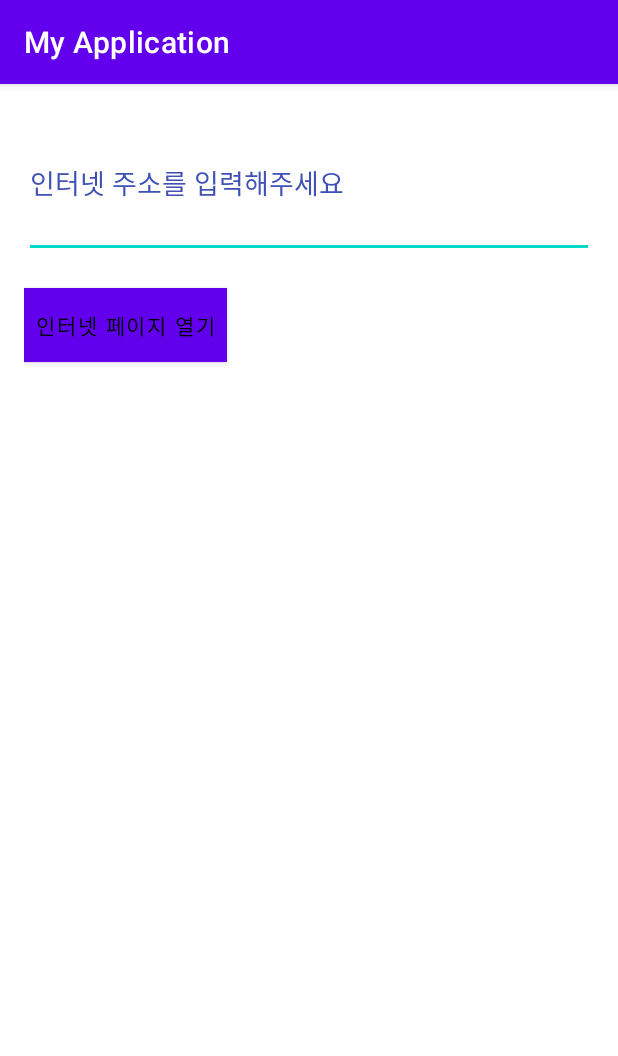
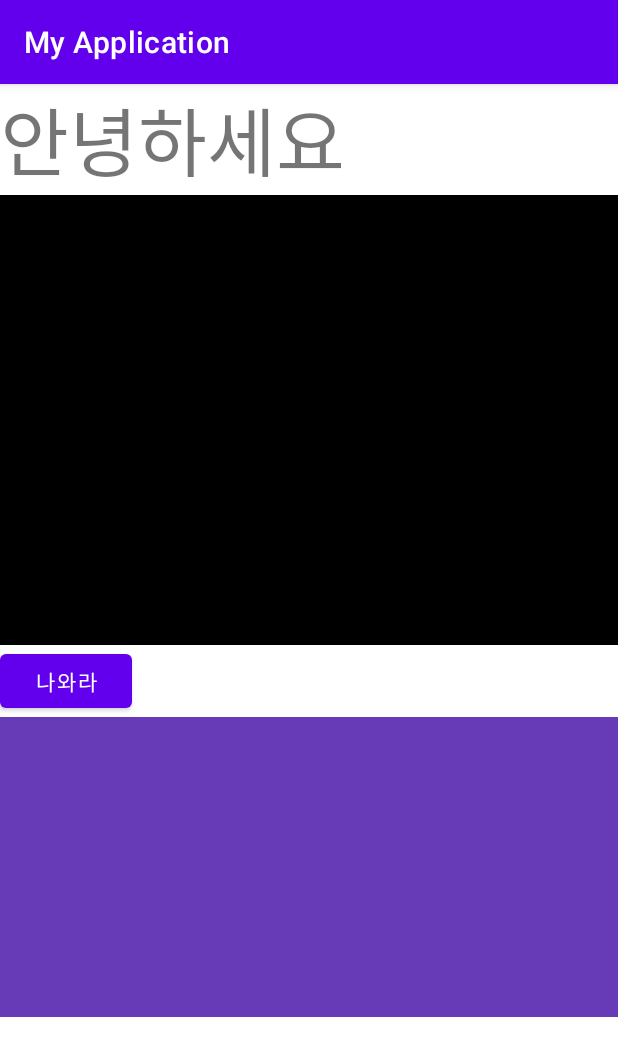
Before and after one commit to kh-min7/Android1, an Android app: the screen it shows after launch (Openinternet before the commit, FragmentActivity after it), on a phone screen of 412 x 824 dp. Shown: the top 1056 px of the screen. Run offline under Robolectric (Android 15) with nearby library versions, the phone set to English and light mode, and no system bars.

Commit message:
2021-08-15

```diff
--- /dev/null
+++ b/app/src/main/java/com/example/myapplication/FragmentActivity.kt
@@ -0,0 +1,57 @@
+package com.example.myapplication
+
+import androidx.appcompat.app.AppCompatActivity
+import android.os.Bundle
+import android.util.Log
+import androidx.fragment.app.FragmentManager
+import kotlinx.android.synthetic.main.activity_fragment.*
+
+class FragmentActivity : AppCompatActivity() {
+
+    override fun onCreate(savedInstanceState: Bundle?) {
+        super.onCreate(savedInstanceState)
+        setContentView(R.layout.activity_fragment)
+        Log.d("life_cycle", "onCreate")
+
+
+        button.setOnClickListener{
+            // fragment를 동적으로 작동하는 방법
+            val fragmentOne: FragmentOne = FragmentOne()
+            val framentManager: FragmentManager = supportFragmentManager
+
+            // Transaction
+            // 작업의 단위 -> 시작과 끝이 있다
+            val fragmentTransaction = framentManager.beginTransaction()
+            fragmentTransaction.replace(R.id.container, fragmentOne)
+            fragmentTransaction.commit()
+            // 끝을 내는 방법
+            // commit       -> 시간 될 때 해 (좀 더 안정적)
+            // commitnow    -> 지금 당장해
+        }
+    }
+
+    override fun onStart() {
+        super.onStart()
+        Log.d("life_cycle", "onStart")
+    }
+
+    override fun onResume() {
+        super.onResume()
+        Log.d("life_cycle", "onResume")
+    }
+
+    override fun onPause() {
+        super.onPause()
+        Log.d("life_cycle", "onPause")
+    }
+
+    override fun onStop() {
+        super.onStop()
+        Log.d("life_cycle", "onStop")
+    }
+
+    override fun onDestroy() {
+        super.onDestroy()
+        Log.d("life_cycle", "onDestroy")
+    }
+}
--- /dev/null
+++ b/app/src/main/java/com/example/myapplication/FragmentOne.kt
@@ -0,0 +1,75 @@
+package com.example.myapplication
+
+import android.content.Context
+import android.os.Bundle
+import android.util.Log
+import android.view.LayoutInflater
+import android.view.View
+import android.view.ViewGroup
+import androidx.fragment.app.Fragment
+
+class FragmentOne: Fragment(){
+
+    override fun onAttach(context: Context) {
+        Log.d("life_cycle", "F onAttach")
+        super.onAttach(context)
+    }
+
+    override fun onCreate(savedInstanceState: Bundle?) {
+        Log.d("life_cycle", "F onCreate")
+        super.onCreate(savedInstanceState)
+    }
+
+    override fun onCreateView(
+        inflater: LayoutInflater,
+        container: ViewGroup?,
+        savedInstanceState: Bundle?
+    ): View? {
+        Log.d("life_cycle", "F onCreateView")
+        // fragment가 인터페이스를 처음으로 그릴 때 호출된다
+        // inflater -> view를 그려주는 역할
+        // container -> 부모 view
+
+        return inflater.inflate(R.layout.fragment_one, container, false)
+    }
+
+    override fun onViewCreated(view: View, savedInstanceState: Bundle?) {
+        Log.d("life_cycle", "F onViewCreated")
+        super.onViewCreated(view, savedInstanceState)
+    }
+
+    override fun onActivityCreated(savedInstanceState: Bundle?) {
+        Log.d("life_cycle", "F onActivityCreated")
+        super.onActivityCreated(savedInstanceState)
+    }
+
+    override fun onStart() {
+        Log.d("life_cycle", "F onStart")
+        super.onStart()
+    }
+
+    override fun onResume() {
+        Log.d("life_cycle", "F onResume")
+        super.onResume()
+    }
+
+    override fun onPause() {
+        Log.d("life_cycle", "F onPause")
+        super.onPause()
+    }
+
+    override fun onStop() {
+        Log.d("life_cycle", "F onStop")
+        super.onStop()
+    }
+
+    override fun onDestroyView() {
+        Log.d("life_cycle", "F onDestroyView")
+        super.onDestroyView()
+    }
+
+    override fun onDetach() {
+        Log.d("life_cycle", "F onDetach")
+        super.onDetach()
+    }
+}
--- /dev/null
+++ b/app/src/main/res/layout/activity_fragment.xml
@@ -0,0 +1,36 @@
+<?xml version="1.0" encoding="utf-8"?>
+<LinearLayout xmlns:android="http://schemas.android.com/apk/res/android"
+    xmlns:app="http://schemas.android.com/apk/res-auto"
+    xmlns:tools="http://schemas.android.com/tools"
+    android:layout_width="match_parent"
+    android:layout_height="match_parent"
+    android:orientation="vertical"
+    tools:context=".FragmentActivity">
+
+    <TextView
+        android:layout_width="wrap_content"
+        android:layout_height="wrap_content"
+        android:text="안녕하세요"
+        android:textSize="50dp"/>
+
+    <fragment
+        android:id="@+id/fragment_one"
+        android:name="com.example.myapplication.FragmentOne"
+        android:layout_width="match_parent"
+        android:layout_height="300dp"/>
+
+    <Button
+        android:id="@+id/button"
+        android:layout_width="wrap_content"
+        android:layout_height="wrap_content"
+        android:text="나와라"/>
+
+    <LinearLayout
+        android:layout_width="match_parent"
+        android:layout_height="200dp"
+        android:background="#673AB7"
+        android:orientation="vertical"
+        android:id="@+id/container"/>
+
+
+</LinearLayout>
--- /dev/null
+++ b/app/src/main/res/layout/fragment_one.xml
@@ -0,0 +1,8 @@
+<?xml version="1.0" encoding="utf-8"?>
+<LinearLayout xmlns:android="http://schemas.android.com/apk/res/android"
+    android:background="@color/black"
+    android:orientation="vertical"
+    android:layout_width="match_parent"
+    android:layout_height="match_parent">
+
+</LinearLayout>
```
Also changed, not shown: app/src/main/AndroidManifest.xml (+5 -4 lines), app/src/main/java/com/example/myapplication/Intent1.kt (+11 -11 lines), app/src/main/java/com/example/myapplication/MainActivity.kt (+27 -0 lines), 1 other file.
